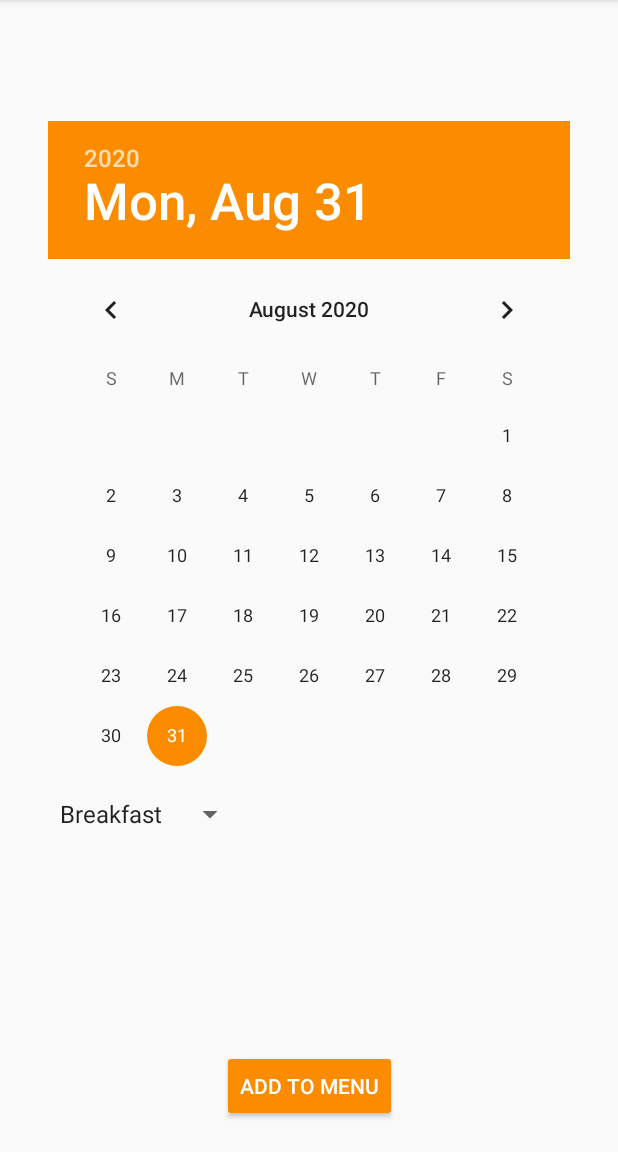
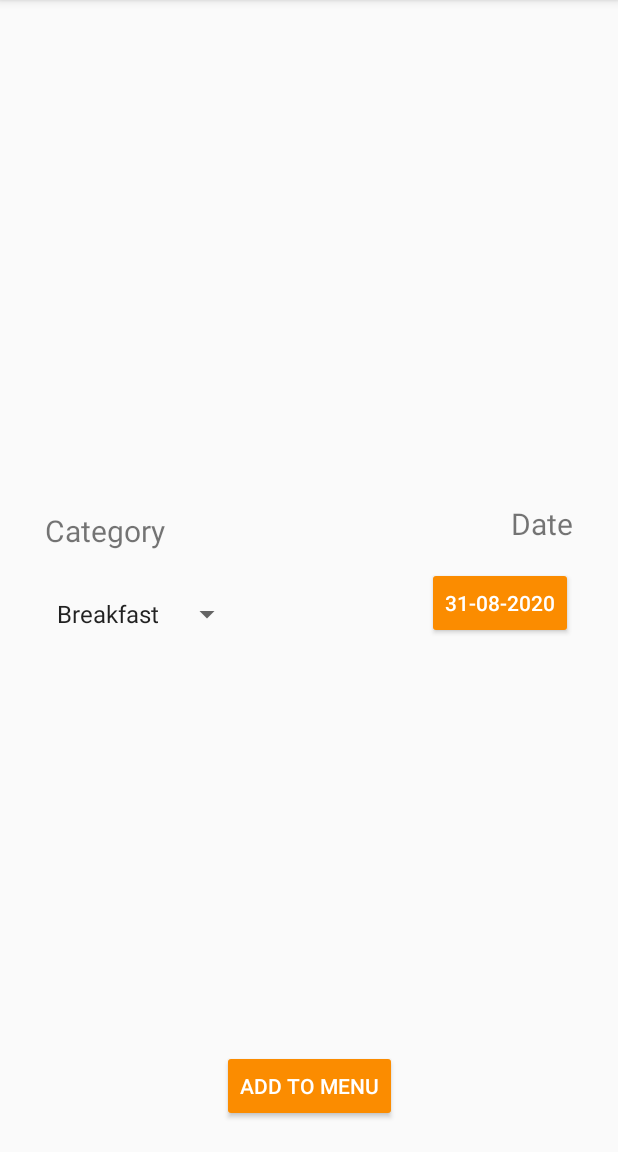
Before and after one commit to Danijal98/Food-Recipes, an Android app: the SaveMealActivity screen opened directly, with no data from a screen before it, on a phone screen of 412 x 824 dp, the part 84-1236 px from its top. Run offline under Robolectric (Android 15) with nearby library versions, the phone set to English and light mode, and no system bars; 1 statement that could not run was skipped.

```diff
--- a/app/src/main/java/rs/raf/avgust/foodrecipes/data/datasource/local/RecipeDB.kt
+++ b/app/src/main/java/rs/raf/avgust/foodrecipes/data/datasource/local/RecipeDB.kt
@@ -11,7 +11,7 @@ import rs.raf.avgust.foodrecipes.data.models.SavedRecipeEntity
 
 @Database(
     entities = [RecipeEntity::class, IngredientsEntity::class, SavedRecipeEntity::class],
-    version = 8,
+    version = 9,
     exportSchema = false
 )
 @TypeConverters(StringListConverter::class, DateConverter::class)
--- a/app/src/main/java/rs/raf/avgust/foodrecipes/data/datasource/local/RecipeDao.kt
+++ b/app/src/main/java/rs/raf/avgust/foodrecipes/data/datasource/local/RecipeDao.kt
@@ -14,7 +14,7 @@ abstract class RecipeDao {
     @Insert( onConflict =  OnConflictStrategy.REPLACE )
     abstract fun insertAll(entities: List<RecipeEntity>): Completable
 
-    @Insert
+    @Insert ( onConflict = OnConflictStrategy.IGNORE )
     abstract fun saveMeal(meal: SavedRecipeEntity): Completable
 
     @Query("SELECT * FROM savedRecipes")
--- a/app/src/main/java/rs/raf/avgust/foodrecipes/data/models/SavedRecipeEntity.kt
+++ b/app/src/main/java/rs/raf/avgust/foodrecipes/data/models/SavedRecipeEntity.kt
@@ -6,7 +6,8 @@ import java.util.*
 
 @Entity(tableName = "savedRecipes")
 data class SavedRecipeEntity(
-    @PrimaryKey val id: String,
+    @PrimaryKey(autoGenerate = true) val room_id: Int,
+    val id: String,
     val title: String,
     val publisher: String,
     val recipe_id: String,
--- a/app/src/main/java/rs/raf/avgust/foodrecipes/presentation/view/activities/MainActivity.kt
+++ b/app/src/main/java/rs/raf/avgust/foodrecipes/presentation/view/activities/MainActivity.kt
@@ -96,6 +96,7 @@ class MainActivity : AppCompatActivity() {
                 savedRecycleView.visibility = View.GONE
                 recipeRecyclerView.visibility = View.GONE
                 recipeViewModel.deleteMeals()
+                pageNum = 1
                 return true
             }
 
@@ -108,6 +109,7 @@ class MainActivity : AppCompatActivity() {
             override fun onQueryTextSubmit(text: String?): Boolean {
                 if (text != null) {
                     search = text
+                    recipeViewModel.deleteMeals()
                     recipeViewModel.getMeals(RecipeFilter(text))
                     recipeViewModel.fetchMealPage(text, "1")
                 }
@@ -128,6 +130,7 @@ class MainActivity : AppCompatActivity() {
             savedRecycleView.visibility = View.GONE
             categoryRecyclerView.visibility = View.VISIBLE
             recipeViewModel.deleteMeals()
+            pageNum = 1
             true
         }
 
@@ -137,6 +140,7 @@ class MainActivity : AppCompatActivity() {
             categoryRecyclerView.visibility = View.GONE
             savedRecycleView.visibility = View.VISIBLE
             recipeViewModel.deleteMeals()
+            pageNum = 1
             true
         }
 
--- a/app/src/main/java/rs/raf/avgust/foodrecipes/presentation/view/activities/SaveMealActivity.kt
+++ b/app/src/main/java/rs/raf/avgust/foodrecipes/presentation/view/activities/SaveMealActivity.kt
@@ -1,29 +1,37 @@
 package rs.raf.avgust.foodrecipes.presentation.view.activities
 
-import androidx.appcompat.app.AppCompatActivity
+import android.app.DatePickerDialog
+import android.app.DatePickerDialog.OnDateSetListener
+import android.os.Build
 import android.os.Bundle
 import android.widget.ArrayAdapter
 import android.widget.DatePicker
 import android.widget.Toast
+import androidx.annotation.RequiresApi
+import androidx.appcompat.app.AppCompatActivity
 import kotlinx.android.synthetic.main.activity_save_meal.*
 import org.koin.androidx.viewmodel.ext.android.viewModel
 import rs.raf.avgust.foodrecipes.R
 import rs.raf.avgust.foodrecipes.data.models.Recipe
 import rs.raf.avgust.foodrecipes.presentation.contract.RecipeContract
 import rs.raf.avgust.foodrecipes.presentation.viewmodel.RecipeViewModel
+import java.text.SimpleDateFormat
 import java.util.*
 
-class SaveMealActivity : AppCompatActivity(R.layout.activity_save_meal) {
+class SaveMealActivity : AppCompatActivity(R.layout.activity_save_meal), OnDateSetListener {
 
     private val recipeViewModel: RecipeContract.ViewModel by viewModel<RecipeViewModel>()
     private lateinit var recipeToSave: Recipe
+    lateinit var selectedDate: Date
 
+    @RequiresApi(Build.VERSION_CODES.N)
     override fun onCreate(savedInstanceState: Bundle?) {
         super.onCreate(savedInstanceState)
         recipeToSave = intent.getParcelableExtra(MainActivity.MESSAGE_KEY_RECIPE)
         init()
     }
 
+    @RequiresApi(Build.VERSION_CODES.N)
     private fun init() {
         initView()
         initListeners()
@@ -31,6 +39,12 @@ class SaveMealActivity : AppCompatActivity(R.layout.activity_save_meal) {
 
     private fun initView() {
         mealTitle.text = recipeToSave.title
+        val formatter = SimpleDateFormat("dd-MM-yyyy")
+        val date = Date()
+        selectedDate = date
+        dateBtn.text = formatter.format(date)
+
+        // Spinner
         val spinner = categorySpinner
         // Create an ArrayAdapter using the string array and a default spinner layout
         ArrayAdapter.createFromResource(
@@ -45,19 +59,42 @@ class SaveMealActivity : AppCompatActivity(R.layout.activity_save_meal) {
         }
     }
 
+    @RequiresApi(Build.VERSION_CODES.N)
     private fun initListeners() {
         addToMenuBtn.setOnClickListener {
             val category: String = categorySpinner.selectedItem.toString()
-            val date: Date = datePicker.getDate()
-            recipeViewModel.saveMeal(recipeToSave, category, date)
+            recipeViewModel.saveMeal(recipeToSave, category, selectedDate)
             Toast.makeText(this, "Meal saved", Toast.LENGTH_SHORT).show()
         }
+
+        dateBtn.setOnClickListener {
+            DatePickerDialog(
+                this,
+                this,
+            Calendar.getInstance().get(Calendar.YEAR),
+            Calendar.getInstance().get(Calendar.MONTH),
+            Calendar.getInstance().get(Calendar.DAY_OF_MONTH)).show()
+        }
+
     }
 
-    fun DatePicker.getDate(): Date {
+    private fun DatePicker.getDate(): Date {
         val calendar = Calendar.getInstance()
         calendar.set(year, month, dayOfMonth)
         return calendar.time
     }
 
+    override fun onDateSet(dp: DatePicker?, year: Int, monthOfYear: Int, dayOfMonth: Int) {
+        val myCalendar = Calendar.getInstance()
+        myCalendar.set(Calendar.YEAR, year)
+        myCalendar.set(Calendar.MONTH, monthOfYear)
+        myCalendar.set(Calendar.DAY_OF_MONTH, dayOfMonth)
+
+        val date = dp?.getDate() ?: myCalendar.time
+        selectedDate = date
+
+        val formatter = SimpleDateFormat("dd-MM-yyyy")
+        dateBtn.text = formatter.format(date)
+    }
+
 }
--- a/app/src/main/java/rs/raf/avgust/foodrecipes/presentation/viewmodel/RecipeViewModel.kt
+++ b/app/src/main/java/rs/raf/avgust/foodrecipes/presentation/viewmodel/RecipeViewModel.kt
@@ -153,6 +153,7 @@ class RecipeViewModel (
         val subscription = recipeRepository
             .saveMeal(
                 SavedRecipeEntity(
+                    room_id = 0,
                     id = recipe.id,
                     title = recipe.title,
                     publisher = recipe.publisher,
--- a/app/src/main/res/layout/activity_save_meal.xml
+++ b/app/src/main/res/layout/activity_save_meal.xml
@@ -10,28 +10,73 @@
         android:id="@+id/mealTitle"
         android:layout_width="wrap_content"
         android:layout_height="wrap_content"
-        android:layout_margin="20dp"
+        android:layout_marginTop="20dp"
         android:textSize="30sp"
+        android:gravity="center_horizontal"
         app:layout_constraintLeft_toLeftOf="parent"
         app:layout_constraintRight_toRightOf="parent"
         app:layout_constraintTop_toTopOf="parent"/>
 
-    <DatePicker
-        android:id="@+id/datePicker"
+    <androidx.constraintlayout.widget.ConstraintLayout
         android:layout_width="wrap_content"
         android:layout_height="wrap_content"
-        android:layout_marginTop="20dp"
+        app:layout_constraintBottom_toTopOf="@+id/addToMenuBtn"
         app:layout_constraintRight_toRightOf="parent"
-        app:layout_constraintLeft_toLeftOf="parent"
-        app:layout_constraintTop_toBottomOf="@id/mealTitle"/>
+        app:layout_constraintTop_toBottomOf="@+id/mealTitle">
 
-    <Spinner
-        android:id="@+id/categorySpinner"
+        <TextView
+            android:id="@+id/dateText"
+            android:layout_width="wrap_content"
+            android:layout_height="wrap_content"
+            android:layout_marginRight="30dp"
+            android:text="@string/date"
+            android:textSize="20sp"
+            app:layout_constraintRight_toRightOf="parent"
+            app:layout_constraintTop_toTopOf="parent" />
+
+        <Button
+            android:id="@+id/dateBtn"
+            android:layout_width="wrap_content"
+            android:layout_height="wrap_content"
+            android:layout_marginTop="15dp"
+            android:text="Click to add date"
+            android:backgroundTint="@color/colorAccent"
+            android:textColor="@color/design_default_color_background"
+            app:layout_constraintEnd_toEndOf="@+id/dateText"
+            app:layout_constraintRight_toRightOf="parent"
+            app:layout_constraintTop_toBottomOf="@id/dateText" />
+
+    </androidx.constraintlayout.widget.ConstraintLayout>
+
+    <androidx.constraintlayout.widget.ConstraintLayout
+        android:id="@+id/constraintLayout"
         android:layout_width="wrap_content"
         android:layout_height="wrap_content"
-        app:layout_constraintLeft_toLeftOf="@id/datePicker"
-        android:layout_marginTop="20dp"
-        app:layout_constraintTop_toBottomOf="@id/datePicker"/>
+        app:layout_constraintBottom_toTopOf="@+id/addToMenuBtn"
+        app:layout_constraintLeft_toLeftOf="parent"
+        app:layout_constraintTop_toBottomOf="@id/mealTitle">
+
+        <TextView
+            android:id="@+id/categoryText"
+            android:layout_width="wrap_content"
+            android:layout_height="wrap_content"
+            android:layout_marginLeft="30dp"
+            android:text="@string/category"
+            android:textSize="20sp"
+            app:layout_constraintLeft_toLeftOf="parent"
+            app:layout_constraintTop_toTopOf="parent" />
+
+        <Spinner
+            android:id="@+id/categorySpinner"
+            android:layout_width="wrap_content"
+            android:layout_height="wrap_content"
+            android:layout_marginTop="30dp"
+            app:layout_constraintLeft_toLeftOf="parent"
+            app:layout_constraintStart_toStartOf="@+id/categoryText"
+            app:layout_constraintTop_toBottomOf="@id/categoryText" />
+
+
+    </androidx.constraintlayout.widget.ConstraintLayout>
 
     <Button
         android:id="@+id/addToMenuBtn"
--- a/app/src/main/res/values/strings.xml
+++ b/app/src/main/res/values/strings.xml
@@ -6,4 +6,6 @@
     <string name="ingredients">Ingredients</string>
     <string name="add_to_menu">Add To Menu</string>
     <string name="no_more_results">No more results... :(</string>
+    <string name="date">Date</string>
+    <string name="category">Category</string>
 </resources>
```
